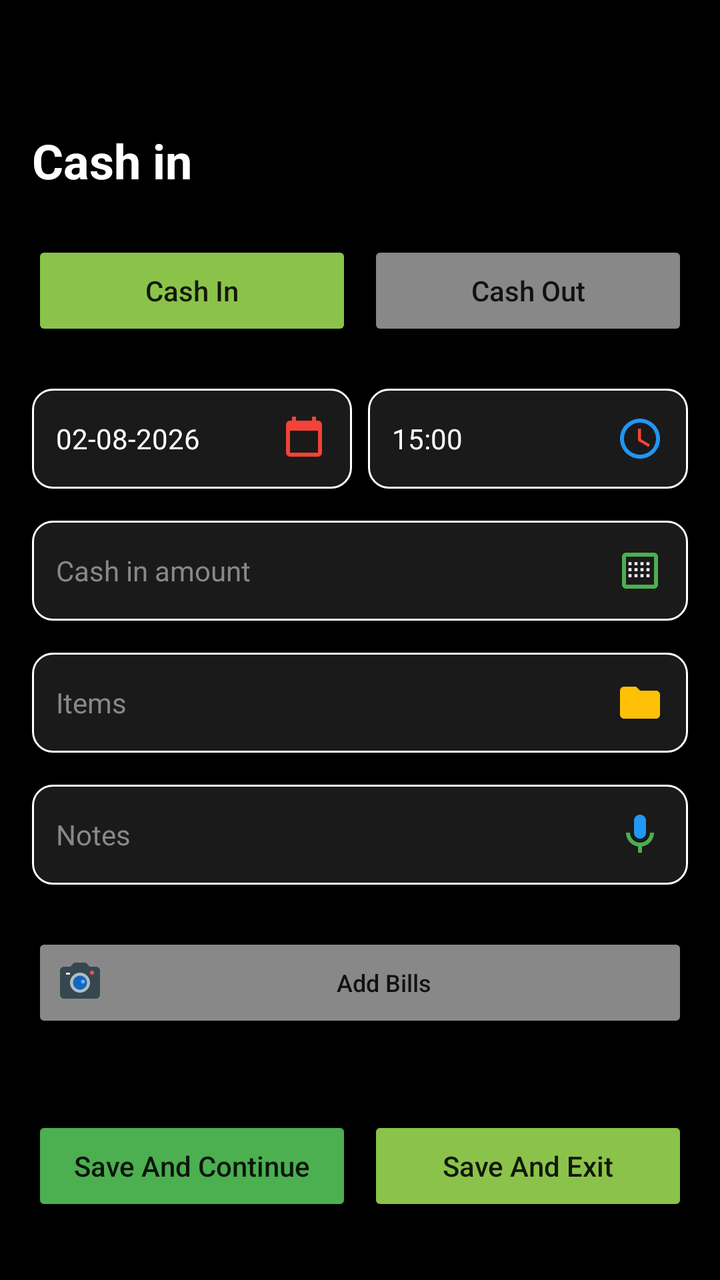
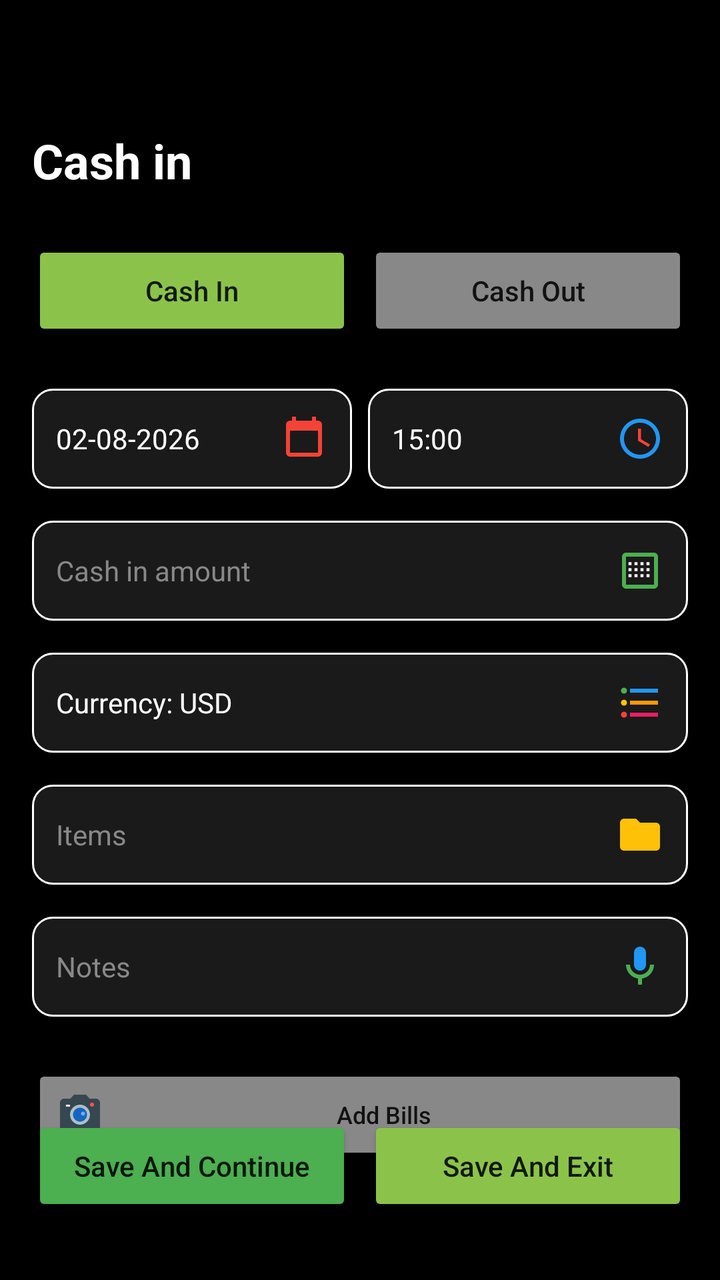

Compare the two renders of this Android layout. The source of the first and the diff that turns it into the second are given below.
<!-- AndroidManifest.xml: activity theme Theme.MyCalendar2026SAR -->
<!-- res/layout/activity_add_transaction.xml -->
<?xml version="1.0" encoding="utf-8"?>
<androidx.constraintlayout.widget.ConstraintLayout xmlns:android="http://schemas.android.com/apk/res/android"
    xmlns:app="http://schemas.android.com/apk/res-auto"
    xmlns:tools="http://schemas.android.com/tools"
    android:id="@+id/addTransactionMain"
    android:layout_width="match_parent"
    android:layout_height="match_parent"
    android:background="#000000"
    android:padding="16dp">

    <TextView
        android:id="@+id/addTransactionTitle"
        android:layout_width="wrap_content"
        android:layout_height="wrap_content"
        android:layout_marginTop="48dp"
        android:text="Cash in"
        android:textColor="@color/white"
        android:textSize="24sp"
        android:textStyle="bold"
        app:layout_constraintStart_toStartOf="parent"
        app:layout_constraintTop_toTopOf="parent" />

    <LinearLayout
        android:id="@+id/modeSwitchContainer"
        android:layout_width="match_parent"
        android:layout_height="wrap_content"
        android:layout_marginTop="24dp"
        android:gravity="center"
        android:orientation="horizontal"
        app:layout_constraintEnd_toEndOf="parent"
        app:layout_constraintStart_toStartOf="parent"
        app:layout_constraintTop_toBottomOf="@id/addTransactionTitle">

        <Button
            android:id="@+id/btnCashIn"
            android:layout_width="0dp"
            android:layout_height="50dp"
            android:layout_marginEnd="8dp"
            android:layout_weight="1"
            android:backgroundTint="@color/light_green"
            android:text="Cash In"
            android:textAllCaps="false"
            app:cornerRadius="25dp" />

        <Button
            android:id="@+id/btnCashOut"
            android:layout_width="0dp"
            android:layout_height="50dp"
            android:layout_weight="1"
            android:backgroundTint="@color/gray"
            android:text="Cash Out"
            android:textAllCaps="false"
            app:cornerRadius="25dp" />
    </LinearLayout>

    <LinearLayout
        android:id="@+id/dateTimeContainer"
        android:layout_width="match_parent"
        android:layout_height="wrap_content"
        android:layout_marginTop="24dp"
        android:orientation="horizontal"
        app:layout_constraintTop_toBottomOf="@id/modeSwitchContainer">

        <LinearLayout
            android:id="@+id/datePickerBox"
            android:layout_width="0dp"
            android:layout_height="50dp"
            android:layout_marginEnd="8dp"
            android:layout_weight="1"
            android:background="@drawable/summary_border"
            android:gravity="center_vertical"
            android:orientation="horizontal"
            android:paddingStart="12dp"
            android:paddingEnd="12dp">

            <TextView
                android:id="@+id/txtDate"
                android:layout_width="0dp"
                android:layout_height="wrap_content"
                android:layout_weight="1"
                android:text="02-08-2026"
                android:textColor="@color/white"
                android:textSize="14sp" />

            <ImageView
                android:layout_width="24dp"
                android:layout_height="24dp"
                android:src="@drawable/ic_menu_calendar_color" />
        </LinearLayout>

        <LinearLayout
            android:id="@+id/timePickerBox"
            android:layout_width="0dp"
            android:layout_height="50dp"
            android:layout_weight="1"
            android:background="@drawable/summary_border"
            android:gravity="center_vertical"
            android:orientation="horizontal"
            android:paddingStart="12dp"
            android:paddingEnd="12dp">

            <TextView
                android:id="@+id/txtTime"
                android:layout_width="0dp"
                android:layout_height="wrap_content"
                android:layout_weight="1"
                android:text="15:00"
                android:textColor="@color/white"
                android:textSize="14sp" />

            <ImageView
                android:layout_width="24dp"
                android:layout_height="24dp"
                android:src="@drawable/ic_notif_clock_color" />
        </LinearLayout>
    </LinearLayout>

    <LinearLayout
        android:id="@+id/amountContainer"
        android:layout_width="match_parent"
        android:layout_height="50dp"
        android:layout_marginTop="16dp"
        android:background="@drawable/summary_border"
        android:gravity="center_vertical"
        android:orientation="horizontal"
        android:paddingStart="12dp"
        android:paddingEnd="12dp"
        app:layout_constraintTop_toBottomOf="@id/dateTimeContainer">

        <EditText
            android:id="@+id/editAmount"
            android:layout_width="0dp"
            android:layout_height="wrap_content"
            android:layout_weight="1"
            android:background="@null"
            android:hint="Cash in amount"
            android:inputType="numberDecimal"
            android:textColor="@color/white"
            android:textColorHint="#888888"
            android:textSize="14sp" />

        <ImageView
            android:id="@+id/btnCalculator"
            android:layout_width="24dp"
            android:layout_height="24dp"
            android:src="@drawable/ic_menu_calc_color" />
    </LinearLayout>

    <LinearLayout
        android:id="@+id/itemsContainer"
        android:layout_width="match_parent"
        android:layout_height="50dp"
        android:layout_marginTop="16dp"
        android:background="@drawable/summary_border"
        android:gravity="center_vertical"
        android:orientation="horizontal"
        android:paddingStart="12dp"
        android:paddingEnd="12dp"
        app:layout_constraintTop_toBottomOf="@id/amountContainer">

        <EditText
            android:id="@+id/editItems"
            android:layout_width="0dp"
            android:layout_height="wrap_content"
            android:layout_weight="1"
            android:background="@null"
            android:hint="Items"
            android:textColor="@color/white"
            android:textColorHint="#888888"
            android:textSize="14sp" />

        <ImageView
            android:id="@+id/btnSelectCategory"
            android:layout_width="24dp"
            android:layout_height="24dp"
            android:src="@drawable/ic_menu_category_color" />
    </LinearLayout>

    <LinearLayout
        android:id="@+id/notesContainer"
        android:layout_width="match_parent"
        android:layout_height="50dp"
        android:layout_marginTop="16dp"
        android:background="@drawable/summary_border"
        android:gravity="center_vertical"
        android:orientation="horizontal"
        android:paddingStart="12dp"
        android:paddingEnd="12dp"
        app:layout_constraintTop_toBottomOf="@id/itemsContainer">

        <EditText
            android:id="@+id/editNotes"
            android:layout_width="0dp"
            android:layout_height="wrap_content"
            android:layout_weight="1"
            android:background="@null"
            android:hint="Notes"
            android:textColor="@color/white"
            android:textColorHint="#888888"
            android:textSize="14sp" />

        <ImageView
            android:id="@+id/btnVoice"
            android:layout_width="24dp"
            android:layout_height="24dp"
            android:src="@drawable/ic_menu_voice_note_color" />
    </LinearLayout>

    <LinearLayout
        android:id="@+id/actionButtonsContainer"
        android:layout_width="match_parent"
        android:layout_height="wrap_content"
        android:layout_marginTop="24dp"
        android:orientation="horizontal"
        app:layout_constraintTop_toBottomOf="@id/notesContainer">

        <Button
            android:id="@+id/btnAddBills"
            android:layout_width="match_parent"
            android:layout_height="50dp"
            android:backgroundTint="@color/gray"
            android:drawableStart="@drawable/ic_notif_camera_color"
            android:paddingStart="12dp"
            android:text="Add Bills"
            android:textAllCaps="false"
            android:textSize="12sp"
            app:cornerRadius="8dp" />

    </LinearLayout>

    <LinearLayout
        android:id="@+id/footerButtonsContainer"
        android:layout_width="match_parent"
        android:layout_height="wrap_content"
        android:layout_marginBottom="16dp"
        android:orientation="horizontal"
        app:layout_constraintBottom_toBottomOf="parent">

        <Button
            android:id="@+id/btnDelete"
            android:layout_width="0dp"
            android:layout_height="50dp"
            android:layout_marginEnd="8dp"
            android:layout_weight="1"
            android:backgroundTint="@color/expense_red"
            android:text="Delete"
            android:textAllCaps="false"
            android:visibility="gone"
            app:cornerRadius="8dp" />

        <Button
            android:id="@+id/btnSaveContinue"
            android:layout_width="0dp"
            android:layout_height="50dp"
            android:layout_marginEnd="8dp"
            android:layout_weight="1"
            android:backgroundTint="@color/green"
            android:text="Save And Continue"
            android:textAllCaps="false"
            app:cornerRadius="8dp" />

        <Button
            android:id="@+id/btnSaveExit"
            android:layout_width="0dp"
            android:layout_height="50dp"
            android:layout_weight="1"
            android:backgroundTint="@color/light_green"
            android:text="Save And Exit"
            android:textAllCaps="false"
            app:cornerRadius="8dp" />
    </LinearLayout>

</androidx.constraintlayout.widget.ConstraintLayout>
<!-- resources referenced by this layout -->
<resources>
  <color name="expense_red">#FF5252</color>
  <color name="gray">#888888</color>
  <color name="green">#4CAF50</color>
  <color name="light_green">#8BC34A</color>
  <color name="white">#FFFFFFFF</color>
  <!-- drawable ic_menu_calendar_color (drawable) -->
  <vector xmlns:android="http://schemas.android.com/apk/res/android"
      android:width="24dp"
      android:height="24dp"
      android:viewportWidth="24"
      android:viewportHeight="24">
      <path
          android:fillColor="#F44336"
          android:pathData="M19,3h-1V1h-2v2H8V1H6v2H5C3.89,3 3.01,3.9 3.01,5L3,19c0,1.1 0.89,2 2,2h14c1.1,0 2,-0.9 2,-2V5c0,-1.1 -0.9,-2 -2,-2zM19,19H5V8h14v11z" />
  </vector>
  <!-- drawable ic_menu_category_color (drawable) -->
  <vector xmlns:android="http://schemas.android.com/apk/res/android"
      android:width="24dp"
      android:height="24dp"
      android:viewportWidth="24"
      android:viewportHeight="24">
      <path
          android:fillColor="#FFC107"
          android:pathData="M20,6h-8l-2,-2H4C2.9,4 2.01,4.9 2.01,6L2,18c0,1.1 0.9,2 2,2h16c1.1,0 2,-0.9 2,-2V8C22,6.9 21.1,6 20,6z" />
  </vector>
  <!-- drawable ic_notif_clock_color (drawable) -->
  <vector xmlns:android="http://schemas.android.com/apk/res/android"
      android:width="24dp"
      android:height="24dp"
      android:viewportWidth="24"
      android:viewportHeight="24">
      <path
          android:fillColor="#2196F3"
          android:pathData="M11.99,2C6.47,2 2,6.48 2,12s4.47,10 9.99,10C17.52,22 22,17.52 22,12S17.52,2 11.99,2zM12,20c-4.42,0 -8,-3.58 -8,-8s3.58,-8 8,-8s8,3.58 8,8s-3.58,8 -8,8z" />
      <path
          android:fillColor="#F44336"
          android:pathData="M12.5,7H11v6l5.25,3.15 0.75,-1.23 -4.5,-2.67z" />
  </vector>
  <!-- drawable summary_border (drawable) -->
  <?xml version="1.0" encoding="utf-8"?>
  <shape xmlns:android="http://schemas.android.com/apk/res/android">
      <solid android:color="@color/card_dark" />
      <stroke
          android:width="1dp"
          android:color="@color/white" />
      <corners android:radius="10dp" />
  </shape>
  <color name="card_dark">#1A1A1A</color>
  <color name="hunter_green">#355E3B</color>
  <color name="teal_200">#FF03DAC5</color>
  <color name="teal_700">#FF018786</color>
  <color name="black">#FF000000</color>
  <style name="CustomMenuTextAppearance" parent="TextAppearance.AppCompat.Widget.PopupMenu.Large">
          <item name="android:textSize">@dimen/_10ssp</item>
          <item name="android:textColor">@color/white</item>
      </style>
  <style name="CustomPopupMenuStyle" parent="Widget.AppCompat.PopupMenu">
          <item name="android:minWidth">@dimen/_110sdp</item>
      </style>
  <style name="GreenButtonStyle" parent="Widget.MaterialComponents.Button.TextButton">
          <item name="android:textColor">@color/light_green</item>
      </style>
  <!-- unchanged entries left out for length: 5 -->
</resources>

<!-- the commit's change to res/layout/activity_add_transaction.xml (unified diff, before → after) -->
@@ -147,7 +147,7 @@
     </LinearLayout>
 
     <LinearLayout
-        android:id="@+id/itemsContainer"
+        android:id="@+id/currencyContainer"
         android:layout_width="match_parent"
         android:layout_height="50dp"
         android:layout_marginTop="16dp"
@@ -157,6 +157,33 @@
         android:paddingStart="12dp"
         android:paddingEnd="12dp"
         app:layout_constraintTop_toBottomOf="@id/amountContainer">
+
+        <TextView
+            android:id="@+id/txtCurrency"
+            android:layout_width="0dp"
+            android:layout_height="wrap_content"
+            android:layout_weight="1"
+            android:text="Currency: USD"
+            android:textColor="@color/white"
+            android:textSize="14sp" />
+
+        <ImageView
+            android:layout_width="24dp"
+            android:layout_height="24dp"
+            android:src="@drawable/ic_menu_tx_all_color" />
+    </LinearLayout>
+
+    <LinearLayout
+        android:id="@+id/itemsContainer"
+        android:layout_width="match_parent"
+        android:layout_height="50dp"
+        android:layout_marginTop="16dp"
+        android:background="@drawable/summary_border"
+        android:gravity="center_vertical"
+        android:orientation="horizontal"
+        android:paddingStart="12dp"
+        android:paddingEnd="12dp"
+        app:layout_constraintTop_toBottomOf="@id/currencyContainer">
 
         <EditText
             android:id="@+id/editItems"
<!-- resource entries referenced after the edit -->
@@ -24,6 +24,35 @@
       <path
           android:fillColor="#FFC107"
           android:pathData="M20,6h-8l-2,-2H4C2.9,4 2.01,4.9 2.01,6L2,18c0,1.1 0.9,2 2,2h16c1.1,0 2,-0.9 2,-2V8C22,6.9 21.1,6 20,6z" />
+  </vector>
+  <!-- drawable ic_menu_tx_all_color (drawable) -->
+  <vector xmlns:android="http://schemas.android.com/apk/res/android"
+      android:width="24dp"
+      android:height="24dp"
+      android:viewportWidth="24"
+      android:viewportHeight="24">
+      
+      <path
+          android:fillColor="#FFC107"
+          android:pathData="M4,10.5c-0.83,0 -1.5,0.67 -1.5,1.5s0.67,1.5 1.5,1.5 1.5,-0.67 1.5,-1.5 -0.67,-1.5 -1.5,-1.5z" />
+      
+      <path
+          android:fillColor="#4CAF50"
+          android:pathData="M4,4.5c-0.83,0 -1.5,0.67 -1.5,1.5s0.67,1.5 1.5,1.5 1.5,-0.67 1.5,-1.5 -0.67,-1.5 -1.5,-1.5z" />
+      
+      <path
+          android:fillColor="#F44336"
+          android:pathData="M4,16.5c-0.83,0 -1.5,0.67 -1.5,1.5s0.67,1.5 1.5,1.5 1.5,-0.67 1.5,-1.5 -0.67,-1.5 -1.5,-1.5z" />
+      
+      <path
+          android:fillColor="#2196F3"
+          android:pathData="M7,5h14v2H7V5z" />
+      <path
+          android:fillColor="#FF9800"
+          android:pathData="M7,11h14v2H7v-2z" />
+      <path
+          android:fillColor="#E91E63"
+          android:pathData="M7,17h14v2H7v-2z" />
   </vector>
   <!-- drawable ic_notif_clock_color (drawable) -->
   <vector xmlns:android="http://schemas.android.com/apk/res/android"
